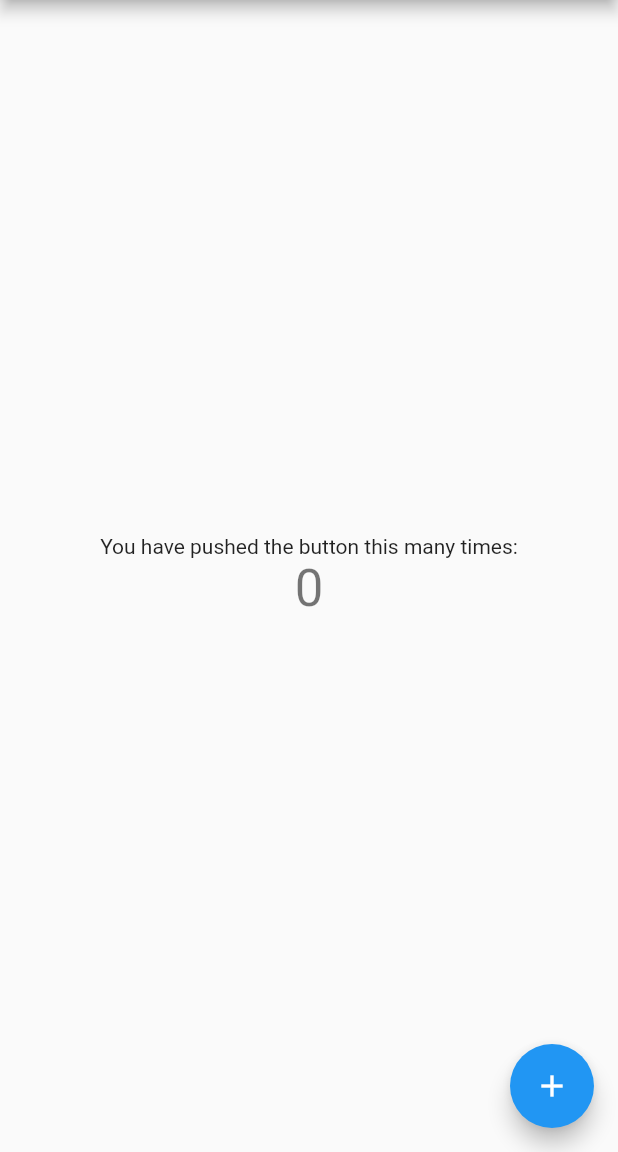
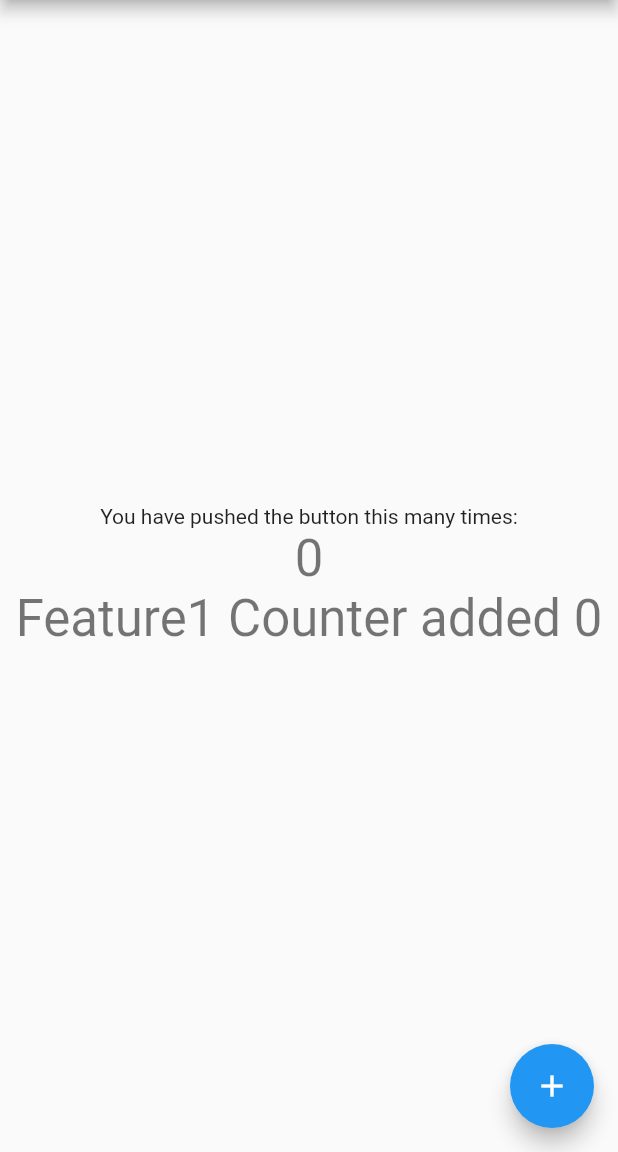
Before and after one commit to nikunjCRC/multidev, a Flutter app: the screen it shows after launch, on a phone screen of 412 x 824 dp, the part 84-1236 px from its top. Run offline on Flutter 3.47's test engine with Material 2 defaults, Android fonts, the phone set to English and light mode, and no system bars.

Commit message:
Feature 1 counter added

```diff
--- a/lib/main.dart
+++ b/lib/main.dart
@@ -102,6 +102,10 @@ class _MyHomePageState extends State<MyHomePage> {
               '$_counter',
               style: Theme.of(context).textTheme.headlineMedium,
             ),
+            Text(
+              'Feature1 Counter added $_counter',
+              style: Theme.of(context).textTheme.headlineMedium,
+            ),
           ],
         ),
       ),
```
